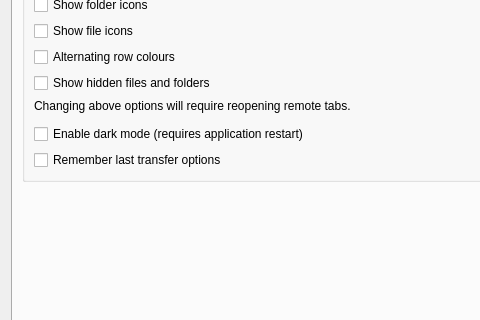
First picture: the form in src/preferences_dialog.ui, repository holazt/RcloneBrowser, before the edit; both pictures show x 0 to 480 and y 256 to 576 of the 620 by 758 pixel window.
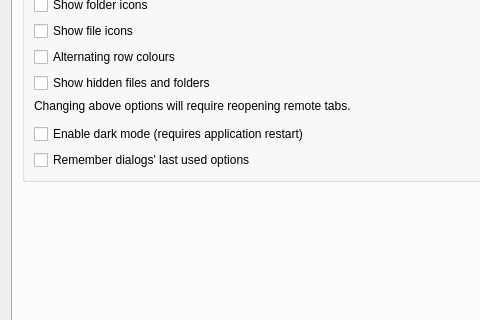
Second picture: the form after the edit. The open tabs and pages were chosen to show the change.

Commit message: added remember last used options to export and mount

```diff
--- a/src/preferences_dialog.ui
+++ b/src/preferences_dialog.ui
@@ -484,7 +484,7 @@
              <string>&lt;html&gt;&lt;head/&gt;&lt;body&gt;&lt;p&gt;When checked new transfer dialog will use previous transfer options (if any modified).&lt;/p&gt;&lt;p&gt;When unchecked new transfer will always open with default options.&lt;/p&gt;&lt;/body&gt;&lt;/html&gt;</string>
             </property>
             <property name="text">
-             <string>Remember last transfer options</string>
+             <string>Remember dialogs' last used options</string>
             </property>
            </widget>
           </item>
```
Left out of the diff: 2 changed lines with no effect on the pictures. The commit also changes 5 other files.
